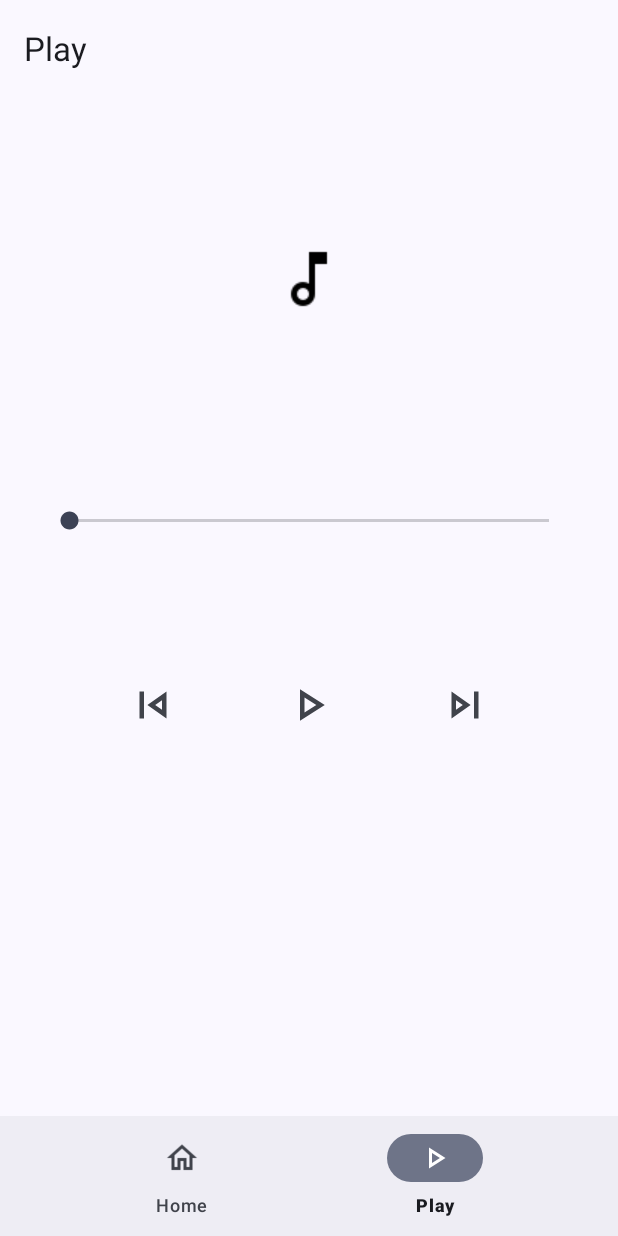
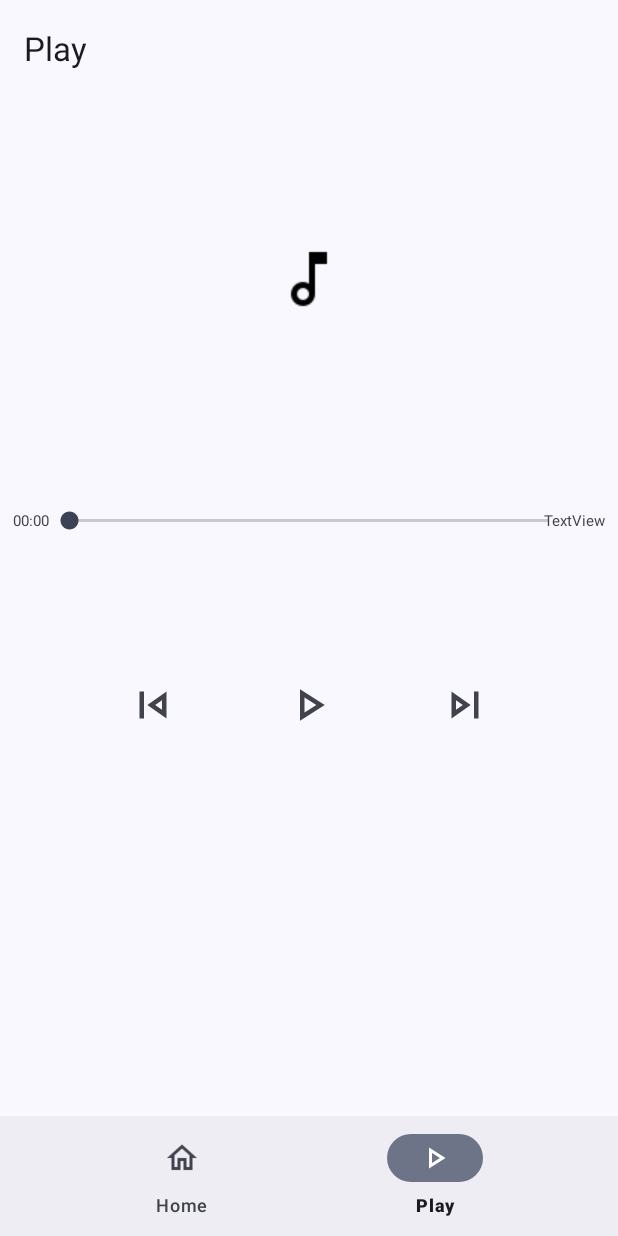
Before and after one commit to mumu12641/SoftMusic, an Android app: the MusicPlayFragment screen opened through its navigation route, on a phone screen of 412 x 824 dp. Run offline under Robolectric (Android 15) with nearby library versions, the light colour scheme and no system bars; our stand-ins replace Room's generated code, navigation-ui; plain views replace PlayerView; network calls fail.

Commit message:
wip playfragment

```diff
--- a/app/build.gradle
+++ b/app/build.gradle
@@ -50,6 +50,8 @@ dependencies {
     androidTestImplementation 'androidx.test.ext:junit:1.1.3'
     androidTestImplementation 'androidx.test.espresso:espresso-core:3.4.0'
 
+    implementation 'com.guolindev.permissionx:permissionx:1.6.3'
+    implementation 'com.tencent:mmkv:1.2.13'
 
     implementation 'com.google.android.exoplayer:exoplayer-core:2.17.1'
     implementation 'com.google.android.exoplayer:exoplayer-dash:2.17.1'
--- a/app/src/main/AndroidManifest.xml
+++ b/app/src/main/AndroidManifest.xml
@@ -18,6 +18,7 @@
         android:label="@string/app_name"
         android:roundIcon="@mipmap/ic_launcher_round"
         android:supportsRtl="true"
+        android:requestLegacyExternalStorage="true"
         android:theme="@style/Theme.SoftMusic">
         <service
             android:name=".playMusic.MediaPlaybackService"
--- a/app/src/main/java/com/example/softmusic/musicSong/MusicSong.kt
+++ b/app/src/main/java/com/example/softmusic/musicSong/MusicSong.kt
@@ -5,7 +5,7 @@ import androidx.room.Entity
 import androidx.room.PrimaryKey
 
 @Entity(tableName = "musicSong")
-class MusicSong(
+data class MusicSong(
     @field:PrimaryKey var songTitle: String,
     @field:ColumnInfo(
         name = "songSinger"
--- a/app/src/main/java/com/example/softmusic/playMusic/MusicPlayFragment.kt
+++ b/app/src/main/java/com/example/softmusic/playMusic/MusicPlayFragment.kt
@@ -13,25 +13,25 @@ import android.view.LayoutInflater
 import android.view.View
 import android.view.ViewGroup
 import android.widget.SeekBar
+import android.widget.Toast
 import androidx.fragment.app.Fragment
+import androidx.lifecycle.ViewModelProvider
 import com.example.softmusic.MainActivity
 import com.example.softmusic.R
 import com.example.softmusic.databinding.FragmentMusicPlayBinding
+import java.text.SimpleDateFormat
 import java.util.*
+import kotlin.math.log
 
 class MusicPlayFragment : Fragment(), SeekBar.OnSeekBarChangeListener, View.OnClickListener {
 
-//    private lateinit var musicPlayViewModel: MusicPlayViewModel
+    private lateinit var musicPlayViewModel: MusicPlayViewModel
 
     private lateinit var mBrowser: MediaBrowserCompat
     private lateinit var mController: MediaControllerCompat
     private val TAG = "MediaPlayer"
     private lateinit var _binding: FragmentMusicPlayBinding
     private val binding get() = _binding
-    private var nowPos = 0
-    private var lastPos = -1
-
-
 
     private var mUpdateProgressThread:updateProgressThread? = null
 
@@ -48,6 +48,7 @@ class MusicPlayFragment : Fragment(), SeekBar.OnSeekBarChangeListener, View.OnCl
             mBrowserConnectionCallback,  // 设置回调
             bundle
         )
+        musicPlayViewModel = ViewModelProvider(requireActivity())[MusicPlayViewModel::class.java]
     }
 
     override fun onStart() {
@@ -73,19 +74,30 @@ class MusicPlayFragment : Fragment(), SeekBar.OnSeekBarChangeListener, View.OnCl
         container: ViewGroup?,
         savedInstanceState: Bundle?
     ): View {
-
-//        musicPlayViewModel= ViewModelProvider(
-//            requireActivity(),
-//            ViewModelFactory(requireArguments().getString("songListTitle")!!)
-//        ).get<MusicPlayViewModel>(
-//            MusicPlayViewModel::class.java
-//        )
-
         _binding = FragmentMusicPlayBinding.inflate(inflater, container, false)
         binding.seekBar.setOnSeekBarChangeListener(this)
         binding.playsong.setOnClickListener(this)
         binding.nextsong.setOnClickListener(this)
         binding.lastsong.setOnClickListener(this)
+
+        val dateFormat = SimpleDateFormat("mm:ss", Locale.CHINA)
+        dateFormat.timeZone = TimeZone.getTimeZone("GMT+00:00")
+        musicPlayViewModel.duration.observe(viewLifecycleOwner) { duration ->
+            binding.seekBar.max = duration
+
+            binding.durationTime.text = dateFormat.format(Date(duration.toLong()))
+        }
+        musicPlayViewModel.nowPos.observe(viewLifecycleOwner) { now ->
+            binding.seekBar.progress = now * 1000
+            binding.nowTime.text = dateFormat.format(Date((now * 1000).toLong()))
+        }
+        musicPlayViewModel.nextFlag.observe(viewLifecycleOwner) {
+            if (it){
+                binding.nextsong.performClick()
+                musicPlayViewModel.setFlag(false)
+            }
+        }
+
         return binding.root
     }
 
@@ -93,8 +105,9 @@ class MusicPlayFragment : Fragment(), SeekBar.OnSeekBarChangeListener, View.OnCl
     override fun onStartTrackingTouch(seekBar: SeekBar) {}
     override fun onStopTrackingTouch(seekBar: SeekBar) {
         val pos: Int = seekBar.progress
-        nowPos = pos / 1000
-        lastPos = -1
+//        musicPlayViewModel.nowPos = pos / 1000
+        musicPlayViewModel.setNow(pos / 1000)
+        musicPlayViewModel.lastPos = -1
         mController.transportControls.seekTo(pos.toLong())
         mController.transportControls.play()
         binding.playsong.setBackgroundResource(R.drawable.outline_pause_24)
@@ -108,11 +121,11 @@ class MusicPlayFragment : Fragment(), SeekBar.OnSeekBarChangeListener, View.OnCl
                     when (mController.playbackState.state) {
                         PlaybackStateCompat.STATE_PLAYING -> {
                             mController.transportControls.pause()
-                            lastPos = nowPos
+                            musicPlayViewModel.lastPos = musicPlayViewModel.nowPos.value!!
                         }
                         PlaybackStateCompat.STATE_PAUSED -> {
                             mController.transportControls.play()
-                            lastPos = -1
+                            musicPlayViewModel.lastPos = -1
                         }
                         PlaybackStateCompat.STATE_NONE -> {
                             mController.transportControls.play()
@@ -178,6 +191,10 @@ class MusicPlayFragment : Fragment(), SeekBar.OnSeekBarChangeListener, View.OnCl
                 super.onChildrenLoaded(parentId, children)
                 Log.d(TAG, "onChildrenLoaded")
                 // children 就是Service返回回来的数据
+                if (children.isEmpty()){
+                    Toast.makeText(requireContext(),"你的播放列表中还什么都没有～",Toast.LENGTH_LONG).show()
+                    return
+                }
                 for (item in children) {
                     Log.d(
                         TAG,
@@ -224,7 +241,7 @@ class MusicPlayFragment : Fragment(), SeekBar.OnSeekBarChangeListener, View.OnCl
             val duration = metadataCompat.getLong(MediaMetadataCompat.METADATA_KEY_DURATION).toInt()
             Log.d(TAG, "updateDuration: $duration")
             if (duration > 0) {
-                binding.seekBar.max = duration
+                musicPlayViewModel.setAllDuration(duration)
             }
         } else {
             Log.d(TAG, "updateDuration: null")
@@ -235,21 +252,20 @@ class MusicPlayFragment : Fragment(), SeekBar.OnSeekBarChangeListener, View.OnCl
         override fun run() {
             super.run()
             while (binding.seekBar.progress < binding.seekBar.max) {
-                if (nowPos == lastPos) {
+                if (musicPlayViewModel.nowPos.value == musicPlayViewModel.lastPos) {
                     continue
                 }
-                nowPos++
-                binding.seekBar.progress = nowPos * 1000
+                musicPlayViewModel.postNow(musicPlayViewModel.nowPos.value!!.plus(1))
                 SystemClock.sleep(1000)
             }
             Log.d(TAG, "run: song play done" )
+            musicPlayViewModel.postFlag(true)
         }
     }
 
     private fun updateProgress(){
         mUpdateProgressThread = null
-        nowPos = 0
-        lastPos = -1
-        binding.seekBar.progress = 0
+        musicPlayViewModel.lastPos = -1
+        musicPlayViewModel.setNow(0)
     }
 }
--- /dev/null
+++ b/app/src/main/java/com/example/softmusic/playMusic/MusicPlayViewModel.kt
@@ -0,0 +1,26 @@
+package com.example.softmusic.playMusic
+
+import androidx.lifecycle.MutableLiveData
+import androidx.lifecycle.ViewModel
+
+class MusicPlayViewModel:ViewModel() {
+    val nowPos:MutableLiveData<Int> = MutableLiveData(0)
+    var lastPos = -1
+    val duration:MutableLiveData<Int> = MutableLiveData()
+    val nextFlag:MutableLiveData<Boolean> = MutableLiveData(false)
+    fun setAllDuration(duration1:Int){
+        duration.value = duration1
+    }
+    fun setNow(now:Int){
+        nowPos.value = now
+    }
+    fun postNow(now: Int){
+        nowPos.postValue(now)
+    }
+    fun setFlag(flag:Boolean){
+        nextFlag.value = flag
+    }
+    fun postFlag(flag: Boolean){
+        nextFlag.postValue(flag)
+    }
+}
--- a/app/src/main/java/com/example/softmusic/room/PlaylistSongCrossRef.kt
+++ b/app/src/main/java/com/example/softmusic/room/PlaylistSongCrossRef.kt
@@ -3,4 +3,4 @@ package com.example.softmusic.room
 import androidx.room.Entity
 
 @Entity(primaryKeys = ["songListTitle", "songTitle"], tableName = "PlaylistSongCrossRef")
-class PlaylistSongCrossRef(var songListTitle: String, var songTitle: String)
+data class PlaylistSongCrossRef(var songListTitle: String, var songTitle: String)
--- a/app/src/main/java/com/example/softmusic/songList/MusicSongList.kt
+++ b/app/src/main/java/com/example/softmusic/songList/MusicSongList.kt
@@ -6,7 +6,7 @@ import androidx.room.PrimaryKey
 import com.example.softmusic.musicSong.MusicSong
 
 @Entity(tableName = "musicSongList")
-class MusicSongList(
+data class MusicSongList(
     @field:PrimaryKey var songListTitle: String,
     @field:ColumnInfo(name = "createDate") var createDate: String,
     @field:ColumnInfo(
--- a/app/src/main/res/layout/fragment_music_play.xml
+++ b/app/src/main/res/layout/fragment_music_play.xml
@@ -63,4 +63,30 @@
             app:layout_constraintTop_toTopOf="@+id/playsong"
             app:layout_constraintVertical_bias="1.0"
             android:background="@drawable/outline_skip_previous_24" />
-    </androidx.constraintlayout.widget.ConstraintLayout>
+
+    <TextView
+        android:id="@+id/now_time"
+        android:layout_width="wrap_content"
+        android:layout_height="wrap_content"
+        android:layout_marginStart="4dp"
+        android:layout_marginTop="128dp"
+        android:layout_marginEnd="5dp"
+        android:text="TextView"
+        android:textSize="10sp"
+        app:layout_constraintBottom_toBottomOf="@+id/seekBar"
+        app:layout_constraintEnd_toStartOf="@+id/seekBar"
+        app:layout_constraintStart_toStartOf="parent"
+        app:layout_constraintTop_toBottomOf="@+id/imageView2" />
+
+    <TextView
+        android:id="@+id/duration_time"
+        android:layout_width="wrap_content"
+        android:layout_height="wrap_content"
+        android:layout_marginTop="128dp"
+        android:layout_marginEnd="8dp"
+        android:text="TextView"
+        android:textSize="10sp"
+        app:layout_constraintBottom_toBottomOf="@+id/seekBar"
+        app:layout_constraintEnd_toEndOf="parent"
+        app:layout_constraintTop_toBottomOf="@+id/imageView2" />
+</androidx.constraintlayout.widget.ConstraintLayout>
--- a/app/src/main/res/navigation/mobile_navigation.xml
+++ b/app/src/main/res/navigation/mobile_navigation.xml
@@ -10,7 +10,12 @@
         android:label="MusicSongListFragment" >
         <action
             android:id="@+id/action_musicSongListFragment2_to_musicSongFragment2"
-            app:destination="@id/musicSongFragment2" />
+            app:destination="@id/musicSongFragment2"
+            app:enterAnim="@anim/nav_default_enter_anim"
+            app:exitAnim="@anim/nav_default_exit_anim"
+            app:popEnterAnim="@anim/nav_default_pop_enter_anim"
+            app:popExitAnim="@anim/nav_default_pop_exit_anim"
+            app:launchSingleTop="true"/>
     </fragment>
     <fragment
         android:id="@+id/play_song"
@@ -24,7 +29,11 @@
         <action
             android:id="@+id/action_musicSongFragment2_to_play_song"
             app:destination="@id/play_song"
+            app:enterAnim="@anim/nav_default_enter_anim"
+            app:exitAnim="@anim/nav_default_exit_anim"
+            app:popEnterAnim="@anim/nav_default_pop_enter_anim"
+            app:popExitAnim="@anim/nav_default_pop_exit_anim"
             app:popUpTo="@id/musicSongFragment2"
-            app:popUpToInclusive="true"/>
+            app:popUpToInclusive="true" />
     </fragment>
 </navigation>
```
Also changed, not shown: app/src/main/java/com/example/softmusic/BaseApplication.kt (+7 -0 lines), app/src/main/java/com/example/softmusic/musicSong/MusicSongFragment.kt (+60 -53 lines), app/src/main/java/com/example/softmusic/playMusic/MediaPlaybackService.kt (+47 -15 lines).
